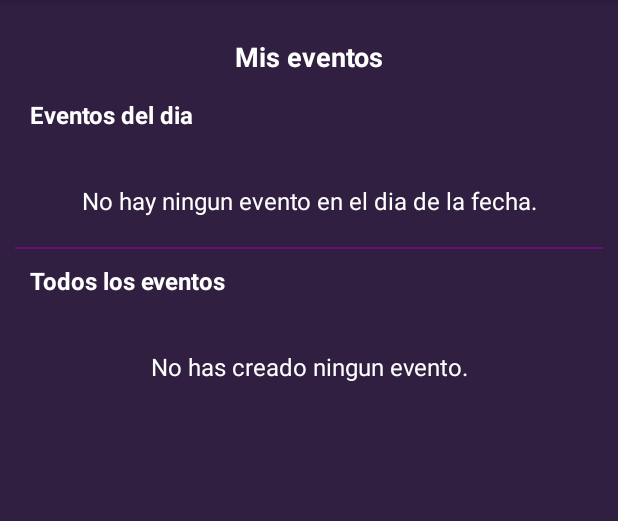
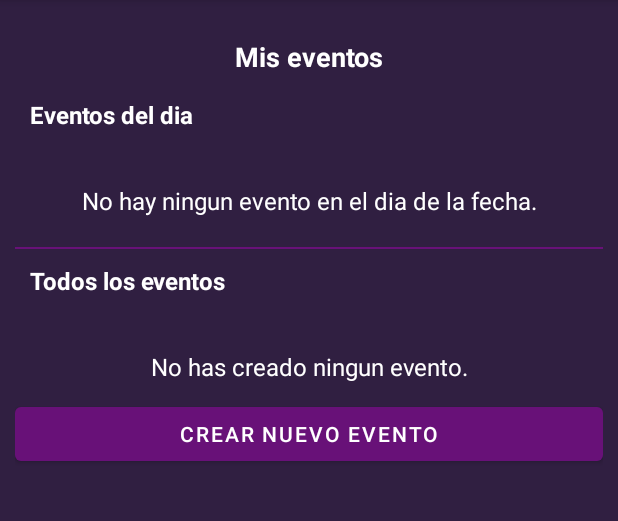
Before and after one commit to AgustinaSander/Apparty, an Android app: the OrganizedEventsFragment screen opened through its navigation route, on a phone screen of 412 x 824 dp, the part 84-605 px from its top. Run offline under Robolectric (Android 15) with nearby library versions, the phone set to English and light mode, and no system bars; our stand-ins replace navigation-ui; libraries missing offline, so code that uses them is left out: com.journeyapps.barcodescanner, org.imaginativeworld.whynotimagecarousel; 11 statements that could not run were skipped.

Commit message:
Add button to create new event

```diff
--- a/app/src/main/java/com/example/apparty/OrganizedEventsFragment.java
+++ b/app/src/main/java/com/example/apparty/OrganizedEventsFragment.java
@@ -89,6 +89,10 @@ public class OrganizedEventsFragment extends Fragment implements ResultsRecycler
         //DESHABILITAR CLICK DE LOS ITEMS FUTUROS
         recyclerView.setClickable(true);
         recyclerViewToday.setClickable(true);
+
+        binding.createEventBtn.setOnClickListener(e -> {
+            //IR A PANTALLA DE AGUS DE CREAR EVENTO
+        });
     }
 
     private void setEventList() {
--- a/app/src/main/java/com/example/apparty/ScanQRFragment.java
+++ b/app/src/main/java/com/example/apparty/ScanQRFragment.java
@@ -140,6 +140,9 @@ public class ScanQRFragment extends Fragment {
             binding.ticketContainer.addView(linearLayout);
         });
 
+        //ACTUALIZAR EL PURCHASE QR A SCANNED TRUE
+        gestorPurchase.updateQrToScanned(purchaseInfoQR.getId());
+
     }
 
 }
--- a/app/src/main/res/layout/fragment_organized_events.xml
+++ b/app/src/main/res/layout/fragment_organized_events.xml
@@ -77,11 +77,23 @@
         android:textSize="16sp"
         android:textStyle="bold" />
 
-    <androidx.recyclerview.widget.RecyclerView
-        android:id="@+id/recyclerOrganizedEvents"
+    <ScrollView
         android:layout_width="match_parent"
         android:layout_height="wrap_content"
-        android:layout_margin="10dp" />
+        android:layout_weight="1">
+
+        <LinearLayout
+            android:layout_width="match_parent"
+            android:layout_height="wrap_content"
+            android:orientation="vertical">
+
+            <androidx.recyclerview.widget.RecyclerView
+                android:id="@+id/recyclerOrganizedEvents"
+                android:layout_width="match_parent"
+                android:layout_height="wrap_content"
+                android:layout_margin="10dp" />
+        </LinearLayout>
+    </ScrollView>
 
     <TextView
         android:id="@+id/noResults"
@@ -93,4 +105,10 @@
         android:textColor="@color/white"
         android:textSize="16sp" />
 
+    <Button
+        android:id="@+id/createEventBtn"
+        android:layout_width="match_parent"
+        android:layout_height="wrap_content"
+        android:text="Crear nuevo evento" />
+
 </LinearLayout>
```
Also changed, not shown: app/src/main/java/com/example/apparty/gestores/GestorPurchase.java (+21 -1 lines).
